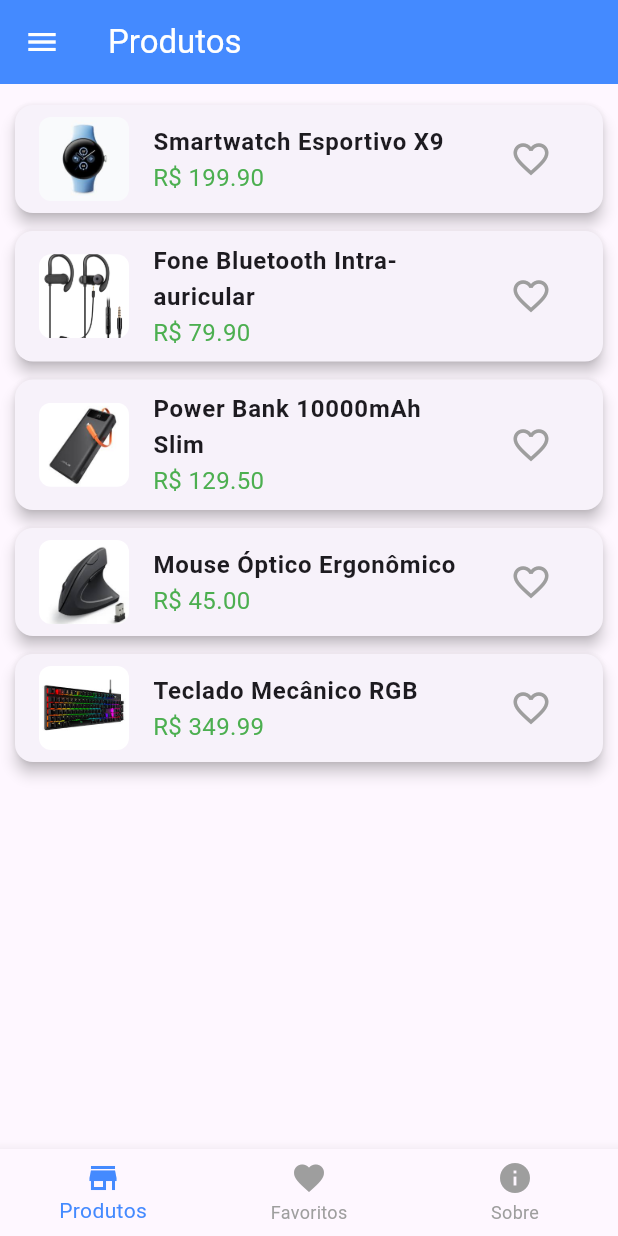
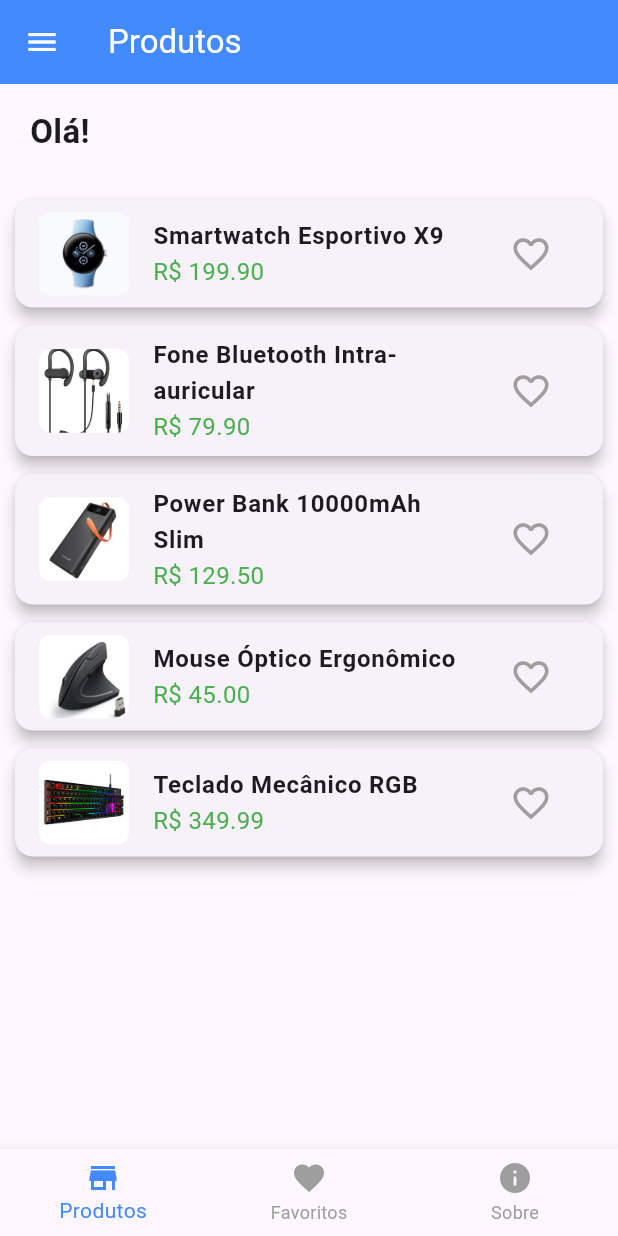
Before and after one commit to davifaita/FlutterProject, a Flutter app: the HomePage screen opened by its route, in the side drawer, after a tap on "Produtos", on a phone screen of 412 x 824 dp. Run offline on Flutter 3.47's test engine with Material 3 defaults, Android fonts, the phone set to English and light mode, and no system bars; our stand-ins replace shared_preferences; accounts and stored records are empty.

Commit message:
fix: adicionando novas animações e nome do usuario na pagina Home

```diff
--- a/lib/presentation/pages/home/home_page.dart
+++ b/lib/presentation/pages/home/home_page.dart
@@ -1,10 +1,11 @@
 import 'package:flutter/material.dart';
+import 'package:shared_preferences/shared_preferences.dart';
 import '../auth/login_page.dart';
+import '../splash/startup_animation.dart';
 import 'tabs/about_tab.dart';
 import 'tabs/favorites_tab.dart';
 import 'tabs/products_tab.dart';
 
-// Tela inicial (Home) que contém o BottomNavigationBar e o Drawer.
 class HomePage extends StatefulWidget {
   static const routeName = '/home';
 
@@ -15,7 +16,6 @@ class HomePage extends StatefulWidget {
 }
 
 class _HomePageState extends State<HomePage> {
-  // Lista das abas (páginas) que serão exibidas
   final List<Widget> _tabs = [
     const ProductsTab(),
     const FavoritesTab(),
@@ -23,6 +23,30 @@ class _HomePageState extends State<HomePage> {
   ];
 
   int _selectedTabIndex = 0;
+  bool showAnimation = true;
+
+  String userName = "";
+
+  @override
+  void initState() {
+    super.initState();
+    _loadUserName();
+
+    Future.delayed(const Duration(milliseconds: 80), () {
+      setState(() {
+        showAnimation = true;
+      });
+    });
+  }
+
+
+  Future<void> _loadUserName() async {
+    final prefs = await SharedPreferences.getInstance();
+    final name = prefs.getString('user_name') ?? "";
+    setState(() {
+      userName = name;
+    });
+  }
 
   void _selectTab(int index) {
     setState(() {
@@ -30,12 +54,10 @@ class _HomePageState extends State<HomePage> {
     });
   }
 
-  // Widget para construir o Drawer (Menu Lateral)
   Widget _buildDrawer(BuildContext context) {
     return Drawer(
       child: Column(
         children: <Widget>[
-          // Cabeçalho do Drawer (Container)
           Container(
             height: 120,
             width: double.infinity,
@@ -51,46 +73,42 @@ class _HomePageState extends State<HomePage> {
               ),
             ),
           ),
-
           const SizedBox(height: 20),
-
-          // Opções de Navegação do Drawer
           ListTile(
             leading: const Icon(Icons.shopping_bag, size: 26),
             title: const Text('Produtos', style: TextStyle(fontSize: 20)),
             onTap: () {
-              // Navega para a Tab de Produtos (índice 0)
               _selectTab(0);
-              Navigator.of(context).pop(); // Fecha o Drawer
+              Navigator.of(context).pop();
             },
           ),
           ListTile(
             leading: const Icon(Icons.favorite, size: 26),
-            title: const Text('Meus Produtos (Favoritos)', style: TextStyle(fontSize: 20)),
+            title: const Text('Meus Produtos (Favoritos)',
+                style: TextStyle(fontSize: 20)),
             onTap: () {
-              // Navega para a Tab de Favoritos (índice 1)
               _selectTab(1);
-              Navigator.of(context).pop(); // Fecha o Drawer
+              Navigator.of(context).pop();
             },
           ),
           ListTile(
             leading: const Icon(Icons.info, size: 26),
             title: const Text('Sobre', style: TextStyle(fontSize: 20)),
             onTap: () {
-              // Navega para a Tab Sobre (índice 2)
               _selectTab(2);
-              Navigator.of(context).pop(); // Fecha o Drawer
+              Navigator.of(context).pop();
             },
           ),
           const Divider(),
-
-          // Opção Sair (volta ao login)
           ListTile(
             leading: const Icon(Icons.exit_to_app, size: 26, color: Colors.red),
-            title: const Text('Sair', style: TextStyle(fontSize: 20, color: Colors.red)),
+            title: const Text('Sair',
+                style: TextStyle(fontSize: 20, color: Colors.red)),
             onTap: () {
-              // Redireciona para a tela de Login (rota raiz)
-              Navigator.of(context).pushNamedAndRemoveUntil(LoginPage.routeName, (route) => false);
+              Navigator.of(context).pushNamedAndRemoveUntil(
+                LoginPage.routeName,
+                (route) => false,
+              );
             },
           ),
         ],
@@ -100,7 +118,6 @@ class _HomePageState extends State<HomePage> {
 
   @override
   Widget build(BuildContext context) {
-    // Define o título do AppBar com base na aba selecionada
     String appBarTitle = '';
     switch (_selectedTabIndex) {
       case 0:
@@ -114,26 +131,42 @@ class _HomePageState extends State<HomePage> {
         break;
     }
 
-    return Scaffold(
+    return Stack(
+      children: [
+        Scaffold(
           appBar: AppBar(
             title: Text(appBarTitle),
             backgroundColor: Colors.blueAccent,
             foregroundColor: Colors.white,
           ),
-
-      // O Drawer é exibido no menu lateral
           drawer: _buildDrawer(context),
 
-      // Exibe o conteúdo da Tab selecionada
-      body: _tabs[_selectedTabIndex],
 
-      // Tab de Navegação na parte inferior (Bottom Navigation Bar funcional)
+          body: Column(
+            crossAxisAlignment: CrossAxisAlignment.start,
+            children: [
+              Container(
+                width: double.infinity,
+                padding:
+                    const EdgeInsets.symmetric(horizontal: 20, vertical: 16),
+                child: Text(
+                  userName.isNotEmpty ? "Olá, $userName 👋" : "Olá!",
+                  style: const TextStyle(
+                    fontSize: 22,
+                    fontWeight: FontWeight.bold,
+                  ),
+                ),
+              ),
+              Expanded(child: _tabs[_selectedTabIndex]),
+            ],
+          ),
+
           bottomNavigationBar: BottomNavigationBar(
             onTap: _selectTab,
             currentIndex: _selectedTabIndex,
             selectedItemColor: Colors.blueAccent,
             unselectedItemColor: Colors.grey,
-        type: BottomNavigationBarType.fixed, // Garante que todos os itens sejam visíveis
+            type: BottomNavigationBarType.fixed,
             items: const [
               BottomNavigationBarItem(
                 icon: Icon(Icons.store),
@@ -149,6 +182,16 @@ class _HomePageState extends State<HomePage> {
               ),
             ],
           ),
+        ),
+        if (showAnimation)
+          Positioned.fill(
+            child: StartupAnimation(
+              onAnimationComplete: () {
+                setState(() => showAnimation = false);
+              },
+            ),
+          ),
+      ],
     );
   }
 }
--- /dev/null
+++ b/lib/presentation/pages/splash/startup_animation.dart
@@ -0,0 +1,63 @@
+import 'package:flutter/material.dart';
+import 'dart:async';
+
+class StartupAnimation extends StatefulWidget {
+  final VoidCallback onAnimationComplete;
+
+  const StartupAnimation({super.key, required this.onAnimationComplete});
+
+  @override
+  State<StartupAnimation> createState() => _StartupAnimationState();
+}
+
+class _StartupAnimationState extends State<StartupAnimation>
+    with SingleTickerProviderStateMixin {
+
+  late AnimationController _controller;
+  late Animation<double> _fadeAnimation;
+
+  @override
+  void initState() {
+    super.initState();
+
+    _controller = AnimationController(
+      vsync: this,
+      duration: const Duration(milliseconds: 900),
+    );
+
+    _fadeAnimation = CurvedAnimation(
+      parent: _controller,
+      curve: Curves.easeOut,
+    );
+
+    _controller.forward();
+
+    // Aguarda a animação terminar
+    Future.delayed(const Duration(milliseconds: 950), () {
+      widget.onAnimationComplete();
+    });
+  }
+
+  @override
+  void dispose() {
+    _controller.dispose();
+    super.dispose();
+  }
+
+  @override
+  Widget build(BuildContext context) {
+    return FadeTransition(
+      opacity: _fadeAnimation,
+      child: Container(
+        color: Colors.black.withOpacity(0.85),
+        child: Center(
+          child: Icon(
+            Icons.shopping_bag_rounded,
+            size: 110,
+            color: Colors.white.withOpacity(0.95),
+          ),
+        ),
+      ),
+    );
+  }
+}
```
Also changed, not shown: lib/main.dart (+9 -28 lines), lib/presentation/pages/splash/splash_screen.dart (added, +125 -0 lines). Lines whose indentation alone changed are shown as unchanged.
